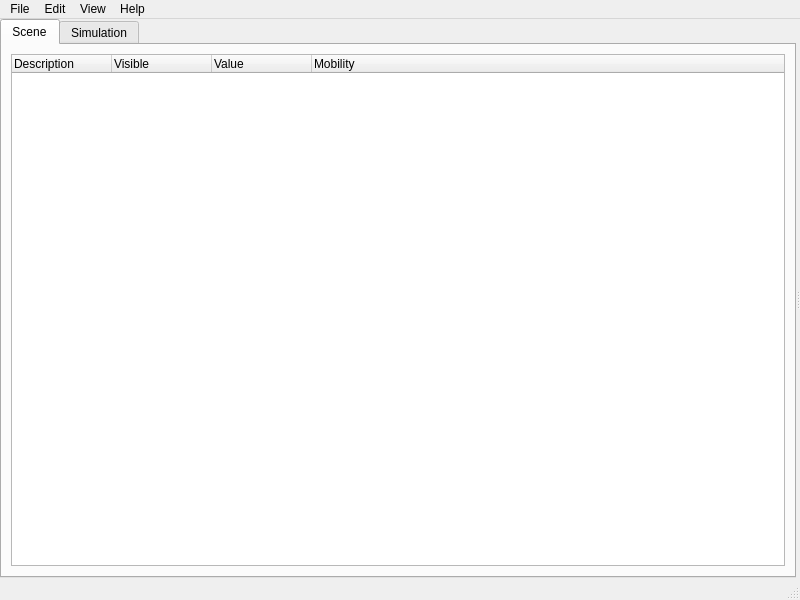
The window that src/gui/workspace.ui (shift-dynamics/shift) describes before a commit, drawn with Qt 5.
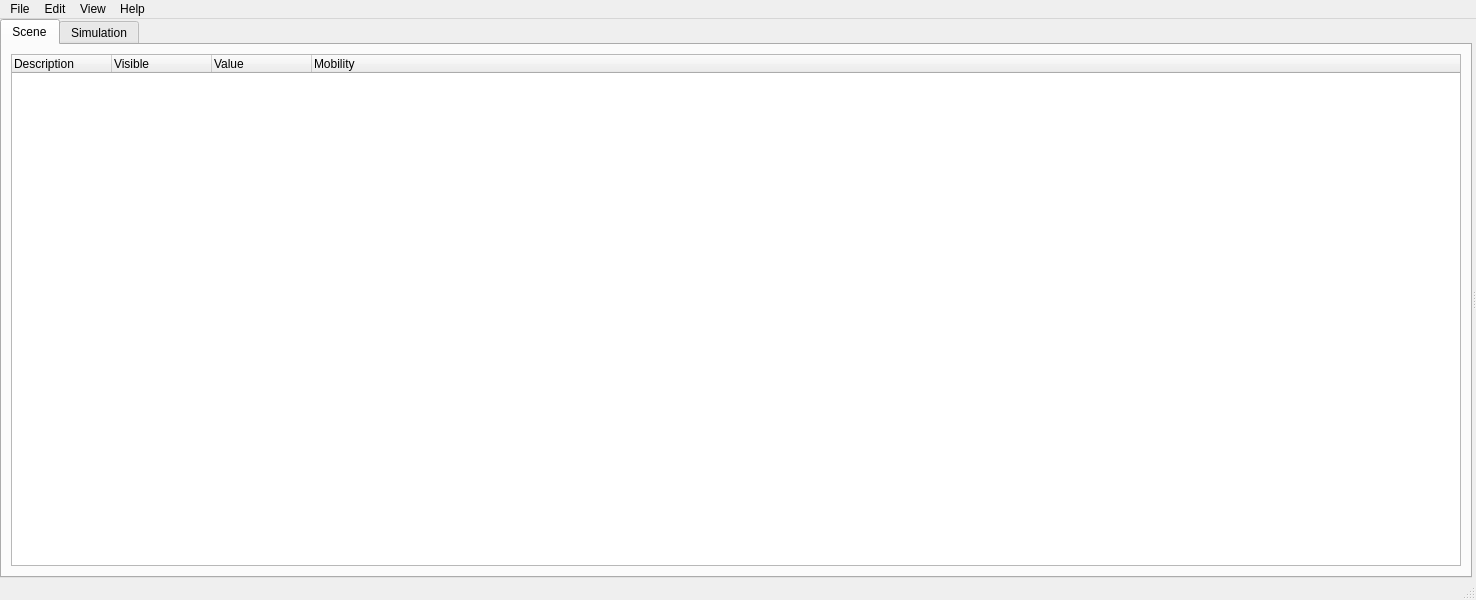
The same window after the commit. Icons and pictures are not drawn.

```diff
--- a/src/gui/workspace.ui
+++ b/src/gui/workspace.ui
@@ -6,7 +6,7 @@
    <rect>
     <x>0</x>
     <y>0</y>
-    <width>800</width>
+    <width>1476</width>
     <height>600</height>
    </rect>
   </property>
@@ -32,6 +32,24 @@
     </property>
     <item>
      <widget class="QSplitter" name="splitter">
+      <property name="sizePolicy">
+       <sizepolicy hsizetype="Expanding" vsizetype="Preferred">
+        <horstretch>0</horstretch>
+        <verstretch>0</verstretch>
+       </sizepolicy>
+      </property>
+      <property name="minimumSize">
+       <size>
+        <width>0</width>
+        <height>0</height>
+       </size>
+      </property>
+      <property name="maximumSize">
+       <size>
+        <width>16777215</width>
+        <height>16777215</height>
+       </size>
+      </property>
       <property name="autoFillBackground">
        <bool>false</bool>
       </property>
@@ -45,6 +63,18 @@
         </property>
         <item>
          <widget class="QTabWidget" name="tabWidget">
+          <property name="minimumSize">
+           <size>
+            <width>0</width>
+            <height>0</height>
+           </size>
+          </property>
+          <property name="baseSize">
+           <size>
+            <width>0</width>
+            <height>0</height>
+           </size>
+          </property>
           <property name="currentIndex">
            <number>0</number>
           </property>
@@ -154,7 +184,7 @@
     <rect>
      <x>0</x>
      <y>0</y>
-     <width>800</width>
+     <width>1476</width>
      <height>24</height>
     </rect>
    </property>
```
Left out of the diff: 22 changed lines with no effect on the pictures.
